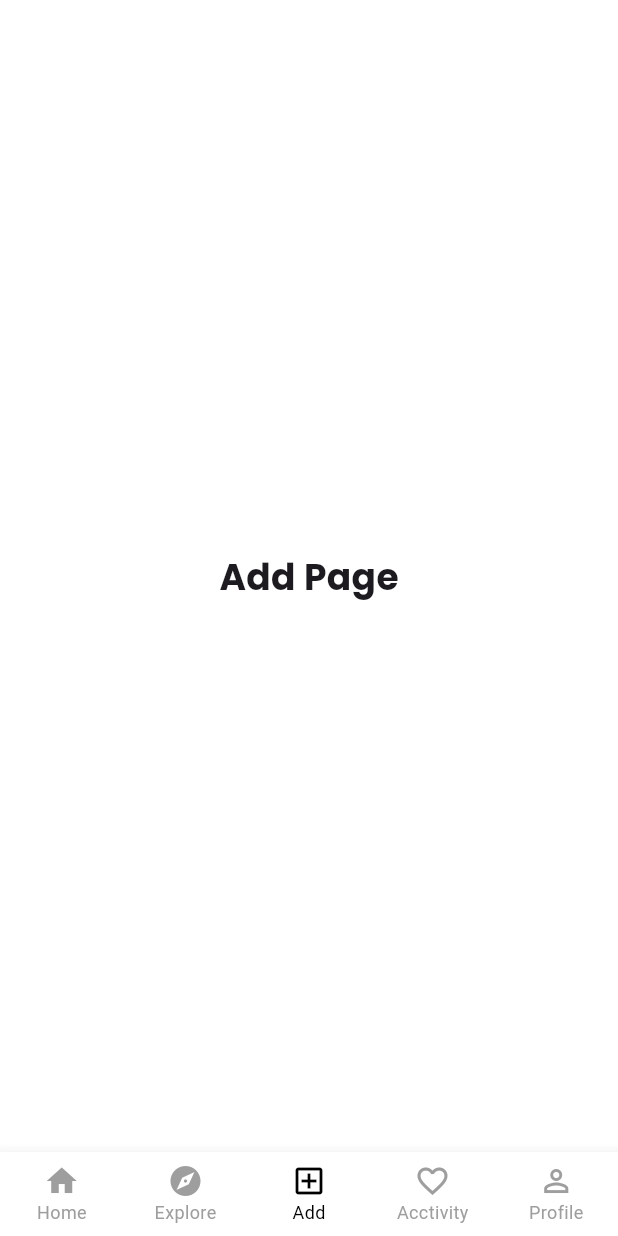
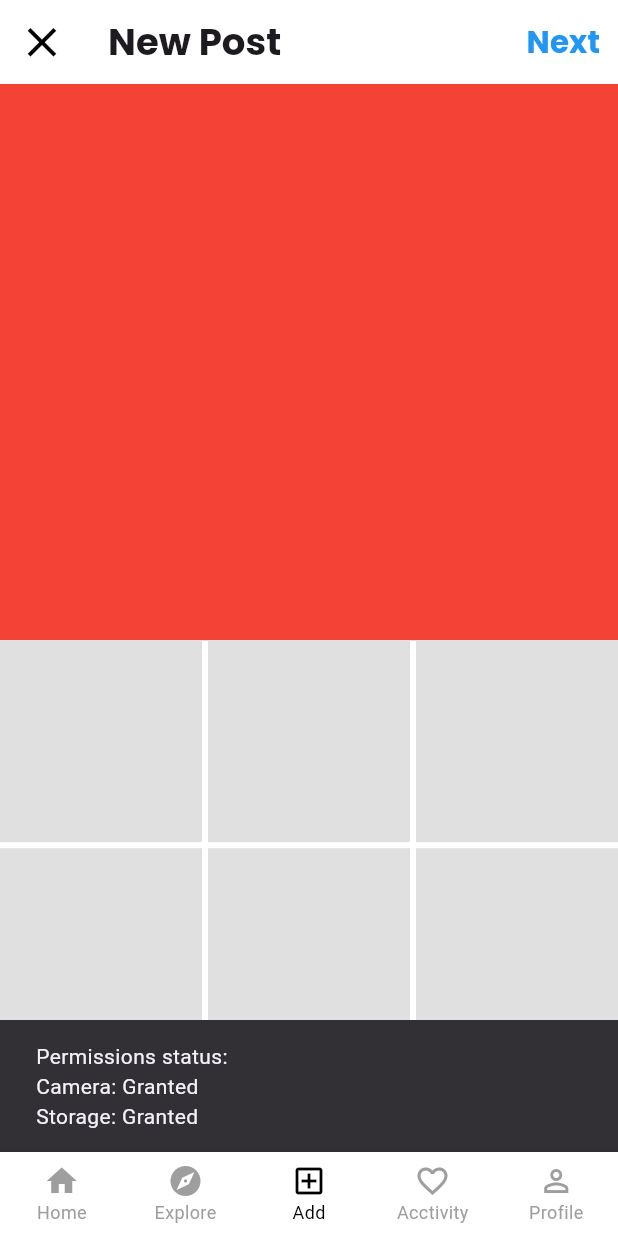
Before and after one commit to Vivek-Jadhav27/insta_clone, a Flutter app: the MainPage screen opened by its route, item 3 of the bottom bar chosen, on a phone screen of 412 x 824 dp. Run offline on Flutter 3.47's test engine with Material 3 defaults, Android fonts, the phone set to English and light mode, and no system bars; our stand-ins replace cloud_firestore, equatable, firebase_auth, firebase_core, firebase_storage, flutter_bloc and 4 more; accounts and stored records are empty.

```diff
--- a/lib/src/config/models/post_model.dart
+++ b/lib/src/config/models/post_model.dart
@@ -7,6 +7,7 @@ class PostModel {
   final List<dynamic> imageUrls;
   final List<dynamic> likeslist;
   final List<dynamic> commentslist;
+  final List<dynamic> mentionlist;
   final int likes;
   final int comments;
   final int shares;
@@ -20,6 +21,7 @@ class PostModel {
     required this.timestamp,
     this.likeslist = const [],
     this.commentslist = const [],
+    this.mentionlist = const [],
     this.likes = 0,
     this.comments = 0,
     this.shares = 0,
@@ -35,6 +37,7 @@ class PostModel {
       'imageUrls': imageUrls,
       'likeslist': likeslist,
       'commentslist': commentslist,
+      'mentionlist': mentionlist,
       'likes': likes,
       'comments': comments,
       'shares': shares,
@@ -51,6 +54,7 @@ class PostModel {
       timestamp: json['timestamp'] ?? '',
       likeslist: json['likeslist'] ?? [],
       commentslist: json['commentslist'] ?? [],
+      mentionlist: json['mentionlist'] ?? [],
       likes: json['likes'] ?? 0,
       comments: json['comments'] ?? 0,
       shares: json['shares'] ?? 0,
--- a/lib/src/presentation/auth/login_page.dart
+++ b/lib/src/presentation/auth/login_page.dart
@@ -50,7 +50,7 @@ class _LoginPageState extends State<LoginPage> {
         body: BlocConsumer<LoginBloc, LoginState>(
           listener: (context, state) {
             if (state is LoginSuccess) {
-              Navigator.pushNamed(context, AppRoutes.home);
+              Navigator.pushNamed(context, AppRoutes.main);
             }
             if (state is LoginError) {
               ScaffoldMessenger.of(context).showSnackBar(
--- a/lib/src/presentation/home/add_page.dart
+++ b/lib/src/presentation/home/add_page.dart
@@ -6,12 +6,66 @@ class AddPage extends StatelessWidget {
 
   @override
   Widget build(BuildContext context) {
-    return Center(
-      child: Text(
-        'Add Page',
-        style: GoogleFonts.poppins(
-          fontSize: 24,
-          fontWeight: FontWeight.bold,
+    double screenWidth = MediaQuery.of(context).size.width;
+    double screenHeight = MediaQuery.of(context).size.height;
+
+    return Scaffold(
+      backgroundColor: Colors.white,
+      appBar: AppBar(
+        backgroundColor: Colors.white,
+        automaticallyImplyLeading: false,
+        elevation: 0,
+        leading: Icon(
+          Icons.close,
+          color: Colors.black,
+          size: screenWidth * 0.08,
+        ),
+        title: Text(
+          'New Post',
+          style: GoogleFonts.poppins(
+            fontSize: screenWidth * 0.06,
+            fontWeight: FontWeight.bold,
+          ),
+        ),
+        actions: [
+          TextButton(
+            onPressed: () {},
+            child: Text(
+              'Next',
+              style: GoogleFonts.poppins(
+                fontSize: screenWidth * 0.05,
+                fontWeight: FontWeight.bold,
+                color: Colors.blue,
+              ),
+            ),
+          ),
+        ],
+      ),
+      body: SingleChildScrollView(
+        child: Column(
+          children: [
+            Container(
+              height: screenHeight * 0.45,
+              color: Colors.red,
+            ),
+            SizedBox(
+              height: screenHeight * 0.45, // Set a fixed height for GridView
+              child: GridView.builder(
+                physics: BouncingScrollPhysics(),
+                gridDelegate: SliverGridDelegateWithFixedCrossAxisCount(
+                  crossAxisCount: 3,
+                  crossAxisSpacing: 4.0,
+                  mainAxisSpacing: 4.0,
+                ),
+                itemBuilder: (context, index) {
+                  return Container(
+                    color: Colors.grey[300],
+                  );
+                },
+                itemCount: 16,
+              ),
+            ),
+          ],
         ),
       ),
     );
--- a/lib/src/presentation/home/edit_profile.dart
+++ b/lib/src/presentation/home/edit_profile.dart
@@ -9,6 +9,8 @@ import 'package:instagram/src/bloc/profile/profile_bloc.dart';
 import 'package:instagram/src/bloc/profile/profile_event.dart';
 import 'package:instagram/src/bloc/profile/profile_state.dart';
 import 'package:instagram/src/config/models/user_model.dart';
+import 'package:permission_handler/permission_handler.dart';
+
 
 class EditProfile extends StatefulWidget {
   final String uid;
@@ -59,6 +61,27 @@ class _EditProfileState extends State<EditProfile> {
     _bioFocusNode.dispose();
 
     super.dispose();
+  }
+
+  Future<void> _requestPermission() async {
+    PermissionStatus status = await Permission.camera.status;
+
+    if (status.isGranted) {
+      _pickImage();
+    }
+    else {
+        PermissionStatus status = await Permission.camera.request();
+        if(status.isGranted){
+          _pickImage();
+        }
+        else{
+          ScaffoldMessenger.of(context).showSnackBar(
+            const SnackBar(
+              content: Text('Permission request denied'),
+            ),
+          );
+        }
+    }
   }
 
   Future<void> _pickImage() async {
@@ -229,7 +252,7 @@ class _EditProfileState extends State<EditProfile> {
                   children: [
                     Center(
                       child: GestureDetector(
-                        onTap: _pickImage,
+                        onTap: _requestPermission,
                         child: Container(
                           width: screenWidth * 0.30,
                           height: screenWidth * 0.30,
--- a/lib/src/presentation/home/main_page.dart
+++ b/lib/src/presentation/home/main_page.dart
@@ -1,4 +1,6 @@
 import 'package:flutter/material.dart';
+import 'package:permission_handler/permission_handler.dart';
+import '../../utils/permission_service.dart';
 import 'activity_page.dart';
 import 'add_page.dart';
 import 'explore_page.dart';
@@ -14,6 +16,7 @@ class MainPage extends StatefulWidget {
 
 class _MainPageState extends State<MainPage> {
   int _currentIndex = 0;
+  final PermissionsService _permissionsService = PermissionsService();
 
   final List<Widget> _pages = [
     const HomePage(),
@@ -30,10 +33,33 @@ class _MainPageState extends State<MainPage> {
   }
 
   @override
+  void initState() {
+    super.initState();
+    _requestAllPermissions();
+  }
+
+  Future<void> _requestAllPermissions() async {
+    final statuses = await _permissionsService.requestAllPermissions();
+
+    bool cameraGranted =
+        statuses[Permission.camera] == PermissionStatus.granted;
+    bool storageGranted =
+        statuses[Permission.storage] == PermissionStatus.granted;
+
+    String message = 'Permissions status:\n';
+    message += 'Camera: ${cameraGranted ? "Granted" : "Denied"}\n';
+    message += 'Storage: ${storageGranted ? "Granted" : "Denied"}';
+
+    ScaffoldMessenger.of(context).showSnackBar(
+      SnackBar(content: Text(message)),
+    );
+  }
+
+  @override
   Widget build(BuildContext context) {
     return Scaffold(
       backgroundColor: Colors.white,
-     body: _pages[_currentIndex],
+      body: _pages[_currentIndex],
       bottomNavigationBar: BottomNavigationBar(
         currentIndex: _currentIndex,
         backgroundColor: Colors.white,
--- /dev/null
+++ b/lib/src/utils/permission_service.dart
@@ -0,0 +1,52 @@
+import 'package:permission_handler/permission_handler.dart';
+
+class PermissionsService {
+
+   Future<Map<Permission, PermissionStatus>> requestAllPermissions() async {
+    final statuses = await [
+      Permission.location,
+      Permission.camera,
+      Permission.storage,
+    ].request();
+    return statuses;
+  }
+
+  /// Check if all required permissions are granted.
+  Future<bool> areAllPermissionsGranted() async {
+    final statuses = await requestAllPermissions();
+    return statuses[Permission.location] == PermissionStatus.granted &&
+           statuses[Permission.camera] == PermissionStatus.granted &&
+           statuses[Permission.storage] == PermissionStatus.granted;
+  }
+
+  Future<bool> requestCameraPermission() async {
+    var status = await Permission.camera.request();
+    return status == PermissionStatus.granted;
+  }
+
+  Future<bool> requestStoragePermission() async {
+    var status = await Permission.storage.request();
+    return status == PermissionStatus.granted;
+  }
+
+  Future<bool> requestCameraAndStoragePermissions() async {
+    var statuses = await [
+      Permission.camera,
+      Permission.storage,
+    ].request();
+    return statuses[Permission.camera] == PermissionStatus.granted &&
+           statuses[Permission.storage] == PermissionStatus.granted;
+  }
+
+  Future<bool> requestGalleryPermission() async {
+    return requestStoragePermission();
+  }
+
+  Future<bool> isCameraPermissionGranted() async {
+    return await Permission.camera.isGranted;
+  }
+
+  Future<bool> isStoragePermissionGranted() async {
+    return await Permission.storage.isGranted;
+  }
+}
--- a/pubspec.yaml
+++ b/pubspec.yaml
@@ -47,6 +47,7 @@ dependencies:
   widget_and_text_animator: ^1.1.5
   image_picker: ^1.1.2
   firebase_storage: ^11.6.0
+  permission_handler: ^11.3.1
 
 dev_dependencies:
   flutter_test:
```
Also changed, not shown: pubspec.lock, 1 other file.
